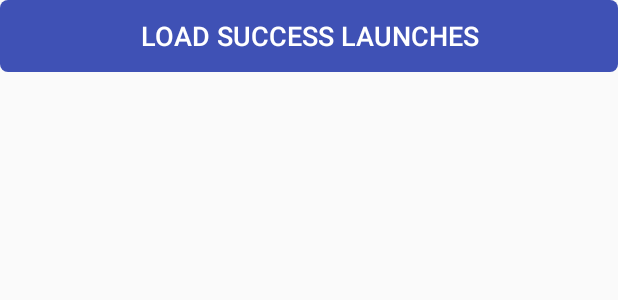
After one commit to HassanAlizadehDevlab/JamesWebb, an Android app: the layout adapter_success_launches.xml on its own in the app's theme, with its tools: preview values and no code run, on a phone screen of 412 x 824 dp. The commit adds this screen. Shown: the top 300 px of the screen. Run offline under Robolectric (Android 15) with nearby library versions, the phone set to English and light mode, and no system bars.

Commit message:
Implement load success launches filter

```diff
--- a/app/src/main/res/values/colors.xml
+++ /dev/null
@@ -1,6 +0,0 @@
-<?xml version="1.0" encoding="utf-8"?>
-<resources>
-    <color name="colorPrimary">#6200EE</color>
-    <color name="colorPrimaryDark">#3700B3</color>
-    <color name="colorAccent">#03DAC5</color>
-</resources>
--- a/app/src/main/res/values/styles.xml
+++ /dev/null
@@ -1,10 +0,0 @@
-<resources>
-    <!-- Base application theme. -->
-    <style name="AppTheme" parent="Theme.AppCompat.Light.DarkActionBar">
-        <!-- Customize your theme here. -->
-        <item name="colorPrimary">@color/colorPrimary</item>
-        <item name="colorPrimaryDark">@color/colorPrimaryDark</item>
-        <item name="colorAccent">@color/colorAccent</item>
-    </style>
-
-</resources>
--- /dev/null
+++ b/domain/src/main/java/com/android/domain/entity/SuccessLaunchObject.kt
@@ -0,0 +1,6 @@
+package com.android.domain.entity
+
+/**
+ * Created by hassanalizadeh on 19,September,2020
+ */
+class SuccessLaunchObject : DomainObject
--- a/presentation/src/main/java/com/android/presentation/adapter/ActionType.kt
+++ b/presentation/src/main/java/com/android/presentation/adapter/ActionType.kt
@@ -4,5 +4,6 @@ package com.android.presentation.adapter
  * Created by hassanalizadeh on 27,April,2019
  */
 enum class ActionType {
-    LAUNCH
+    LAUNCH,
+    SUCCESS_LAUNCH
 }
--- a/presentation/src/main/java/com/android/presentation/adapter/ViewTypeHolder.kt
+++ b/presentation/src/main/java/com/android/presentation/adapter/ViewTypeHolder.kt
@@ -2,6 +2,7 @@ package com.android.presentation.adapter
 
 import com.android.domain.entity.DomainObject
 import com.android.domain.entity.LaunchObject
+import com.android.domain.entity.SuccessLaunchObject
 import com.android.presentation.R
 
 /**
@@ -10,11 +11,13 @@ import com.android.presentation.R
 object ViewTypeHolder {
 
     val LAUNCH_VIEW: Int = R.layout.adapter_launch
+    val SUCCESS_LAUNCH_VIEW: Int = R.layout.adapter_success_launches
 
     fun getView(obj: DomainObject?): Int {
         if (obj == null) return 0
         return when (obj::class) {
             LaunchObject::class -> LAUNCH_VIEW
+            SuccessLaunchObject::class -> SUCCESS_LAUNCH_VIEW
 
             else -> 0
         }
--- a/presentation/src/main/java/com/android/presentation/common/extension/FragmentManager.kt
+++ b/presentation/src/main/java/com/android/presentation/common/extension/FragmentManager.kt
@@ -21,3 +21,9 @@ fun FragmentManager.addFragment(
             .commit()
     }
 }
+
+fun FragmentManager.popBackStack() {
+    val transaction = beginTransaction()
+    popBackStackImmediate()
+    transaction.commit()
+}
--- a/presentation/src/main/java/com/android/presentation/ui/MainActivity.kt
+++ b/presentation/src/main/java/com/android/presentation/ui/MainActivity.kt
@@ -16,4 +16,9 @@ class MainActivity : BaseActivity() {
         if (savedInstanceState == null)
             navigator.showLaunches()
     }
+
+    override fun onBackPressed() {
+        oneStepBack()
+    }
+
 }
--- a/presentation/src/main/java/com/android/presentation/ui/launch/adapter/LaunchAdapter.kt
+++ b/presentation/src/main/java/com/android/presentation/ui/launch/adapter/LaunchAdapter.kt
@@ -19,6 +19,7 @@ class LaunchAdapter(
         val view = parent.inflate(viewType)
         val holder = when (viewType) {
             ViewTypeHolder.LAUNCH_VIEW -> LaunchViewHolder(view)
+            ViewTypeHolder.SUCCESS_LAUNCH_VIEW -> SuccessLaunchViewHolder(view)
             else -> EmptyViewHolder(view)
         }
         listener(holder)
@@ -29,6 +30,7 @@ class LaunchAdapter(
         val data = mItems[position]
         when (holder.getType()) {
             ViewTypeHolder.LAUNCH_VIEW -> (holder as LaunchViewHolder).bind(data as? LaunchObject)
+            ViewTypeHolder.SUCCESS_LAUNCH_VIEW -> (holder as SuccessLaunchViewHolder).bind(Unit)
         }
     }
 
--- a/presentation/src/main/java/com/android/presentation/ui/launch/adapter/LaunchViewHolder.kt
+++ b/presentation/src/main/java/com/android/presentation/ui/launch/adapter/LaunchViewHolder.kt
@@ -42,7 +42,7 @@ class LaunchViewHolder(
 
         // Handle click listener
         data.rocketId?.let { rocketId ->
-            itemView.setOnClickListener {
+            containerView.root.setOnClickListener {
                 mSubject.onNext(ViewLaunchAction(rocketId))
             }
         }
--- /dev/null
+++ b/presentation/src/main/res/drawable/background_curve.xml
@@ -0,0 +1,10 @@
+<?xml version="1.0" encoding="utf-8"?>
+<selector xmlns:android="http://schemas.android.com/apk/res/android">
+
+    <item>
+        <shape android:shape="rectangle" android:tint="@color/colorAccent">
+            <corners android:radius="@dimen/_4sdp"/>
+        </shape>
+    </item>
+
+</selector>
--- a/presentation/src/main/res/layout/adapter_launch.xml
+++ b/presentation/src/main/res/layout/adapter_launch.xml
@@ -2,6 +2,7 @@
 <androidx.constraintlayout.widget.ConstraintLayout xmlns:android="http://schemas.android.com/apk/res/android"
     xmlns:app="http://schemas.android.com/apk/res-auto"
     xmlns:tools="http://schemas.android.com/tools"
+    android:id="@+id/root"
     android:layout_width="match_parent"
     android:layout_height="wrap_content">
 
--- /dev/null
+++ b/presentation/src/main/res/layout/adapter_success_launches.xml
@@ -0,0 +1,22 @@
+<?xml version="1.0" encoding="utf-8"?>
+<androidx.constraintlayout.widget.ConstraintLayout xmlns:android="http://schemas.android.com/apk/res/android"
+    xmlns:app="http://schemas.android.com/apk/res-auto"
+    android:layout_width="match_parent"
+    android:layout_height="wrap_content">
+
+    <androidx.appcompat.widget.AppCompatButton
+        android:id="@+id/btnSuccessLaunches"
+        android:layout_width="0dp"
+        android:layout_height="wrap_content"
+        android:background="@drawable/background_curve"
+        android:backgroundTint="@color/colorPrimary"
+        android:gravity="center"
+        android:padding="@dimen/_8sdp"
+        android:text="@string/load_success_launches"
+        android:textColor="@android:color/white"
+        android:textSize="@dimen/_14ssp"
+        app:layout_constraintLeft_toLeftOf="parent"
+        app:layout_constraintRight_toRightOf="parent"
+        app:layout_constraintTop_toTopOf="parent" />
+
+</androidx.constraintlayout.widget.ConstraintLayout>
--- a/presentation/src/main/res/values/strings.xml
+++ b/presentation/src/main/res/values/strings.xml
@@ -1,3 +1,4 @@
 <resources>
     <string name="app_name">JamesWebb</string>
+    <string name="load_success_launches">Load Success Launches</string>
 </resources>
```
Also changed, not shown: presentation/src/main/java/com/android/presentation/common/view/BaseActivity.kt (+20 -0 lines), presentation/src/main/java/com/android/presentation/ui/launch/LaunchFragment.kt (+4 -5 lines), presentation/src/main/java/com/android/presentation/ui/launch/LaunchViewModel.kt (+12 -2 lines), presentation/src/main/java/com/android/presentation/ui/launch/adapter/SuccessLaunchAction.kt (added, +11 -0 lines), presentation/src/main/java/com/android/presentation/ui/launch/adapter/SuccessLaunchViewHolder.kt (added, +24 -0 lines).
